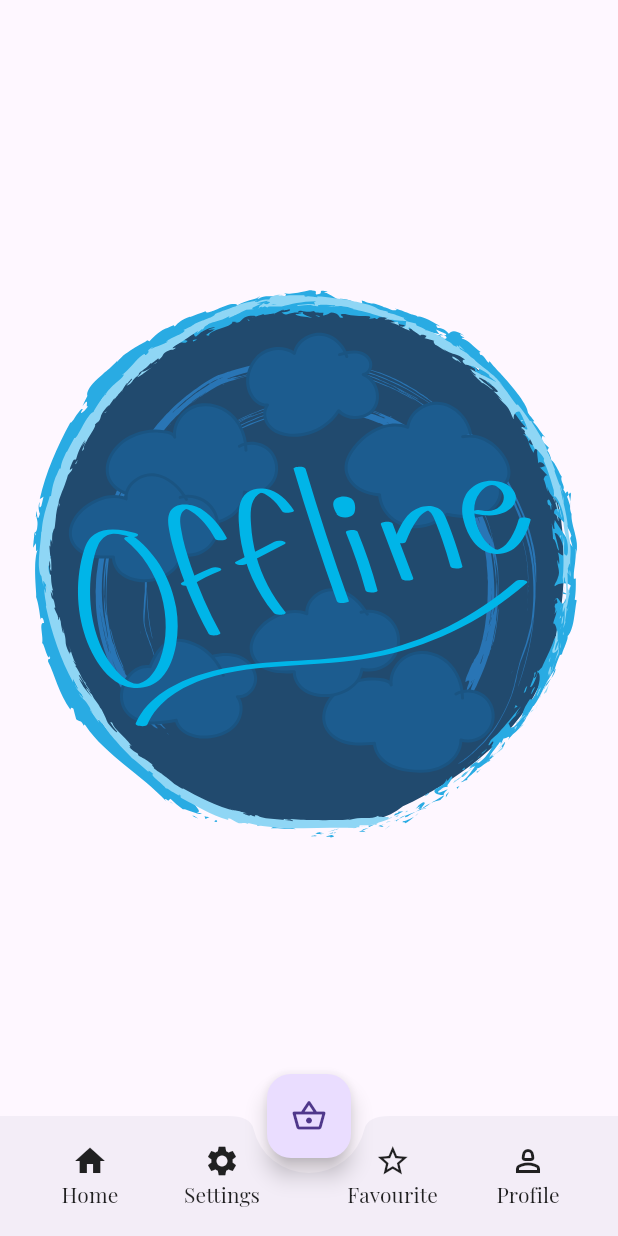
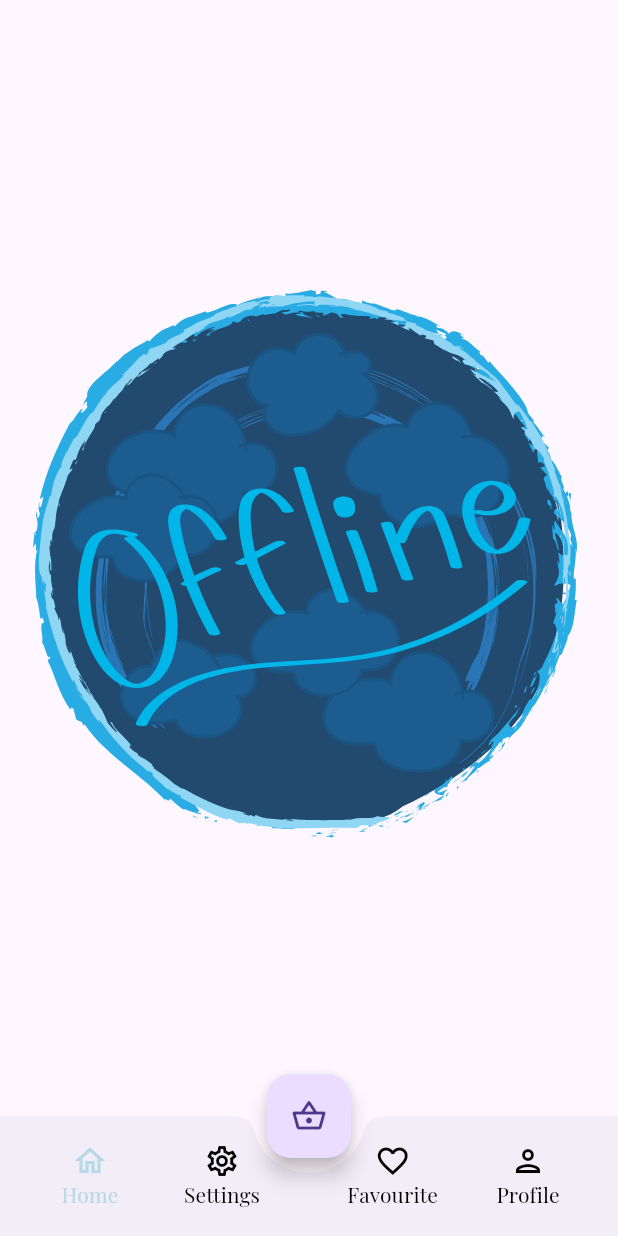
Before and after one commit to MosasaUnited/ecommerce, a Flutter app: the HomeScreen screen opened by its route, on a phone screen of 412 x 824 dp. Run offline on Flutter 3.47's test engine with Material 3 defaults, Android fonts, the phone set to English and light mode, and no system bars; our stand-ins replace dartz, firebase_core, firebase_messaging, flutter_otp_text_field, flutter_svg, get and 2 more; accounts and stored records are empty.

Commit message:
AddAppIcon&ChangingPrimaryColor

```diff
--- a/lib/core/class/crud.dart
+++ b/lib/core/class/crud.dart
@@ -8,10 +8,10 @@ import 'package:ecommerce/core/functions/check_internet.dart';
 import 'package:http/http.dart' as http;
 
 class Crud {
-  Future<Either<StatusRequest, Map>> postData(String linkurl, Map data) async {
+  Future<Either<StatusRequest, Map>> postData(String linkUrl, Map data) async {
     try {
       if (await checkInternet()) {
-        var response = await http.post(Uri.parse(linkurl), body: data);
+        var response = await http.post(Uri.parse(linkUrl), body: data);
 
         if (response.statusCode == 200 || response.statusCode == 201) {
           Map responseBody = jsonDecode(response.body);
--- a/lib/core/constant/color.dart
+++ b/lib/core/constant/color.dart
@@ -4,7 +4,7 @@ class AppColor {
   static const Color grey = Color(0xff676767);
   static const Color black = Color(0xff000000);
   static const Color backgroundColor = Color(0xffFFFFFF);
-  static const Color primaryColor = Color(0xffFFAF4E);
+  static const Color primaryColor = Color(0xffB7D9E8);
   static const Color secondColor = Color(0xffE55604);
   static const Color thirdColor = Color.fromARGB(255, 255, 179, 170);
 }
--- a/lib/view/screen/homescreen.dart
+++ b/lib/view/screen/homescreen.dart
@@ -1,4 +1,5 @@
 import 'package:ecommerce/controller/screencontroller.dart';
+import 'package:ecommerce/view/widget/home/custombuttonappbar.dart';
 import 'package:flutter/material.dart';
 import 'package:get/get.dart';
 
@@ -23,53 +24,39 @@ class HomeScreen extends StatelessWidget {
                 children: [
                   Row(
                     children: [
-                      MaterialButton(
+                      CustomButtonAppBar(
+                          textButton: 'Home',
+                          iconData: Icons.home_outlined,
                           onPressed: () {
                             controller.changePage(0);
                           },
-                        child: Column(
-                          mainAxisSize: MainAxisSize.min,
-                          children: [Icon(Icons.home), Text('Home')],
-                        ),
-                      ),
-                      MaterialButton(
+                          active: controller.currentPage == 0 ? true : false),
+                      CustomButtonAppBar(
+                          textButton: 'Settings',
+                          iconData: Icons.settings_outlined,
                           onPressed: () {
                             controller.changePage(1);
                           },
-                        child: Column(
-                          mainAxisSize: MainAxisSize.min,
-                          children: [Icon(Icons.settings), Text('Settings')],
-                        ),
-                      ),
+                          active: controller.currentPage == 1 ? true : false),
                     ],
                   ),
-                  Spacer(),
+                  const Spacer(),
                   Row(
                     children: [
-                      MaterialButton(
+                      CustomButtonAppBar(
+                          textButton: 'Favourite',
+                          iconData: Icons.favorite_outline_outlined,
                           onPressed: () {
                             controller.changePage(2);
                           },
-                        child: Column(
-                          mainAxisSize: MainAxisSize.min,
-                          children: [
-                            Icon(Icons.star_border_outlined),
-                            Text('Favourite')
-                          ],
-                        ),
-                      ),
-                      MaterialButton(
+                          active: controller.currentPage == 2 ? true : false),
+                      CustomButtonAppBar(
+                          textButton: 'Profile',
+                          iconData: Icons.person_outlined,
                           onPressed: () {
                             controller.changePage(3);
                           },
-                        child: Column(
-                          mainAxisSize: MainAxisSize.min,
-                          children: [
-                            Icon(Icons.person_2_outlined),
-                            Text('Profile')
-                          ],
-                        ),
-                      ),
+                          active: controller.currentPage == 3 ? true : false),
                     ],
                   ),
                 ],
--- a/lib/view/widget/home/custombuttonappbar.dart
+++ b/lib/view/widget/home/custombuttonappbar.dart
@@ -1,16 +1,17 @@
+import 'package:ecommerce/core/constant/color.dart';
 import 'package:flutter/material.dart';
 
 class CustomButtonAppBar extends StatelessWidget {
   final Function()? onPressed;
   final String textButton;
   final IconData iconData;
-  final Color colorItemSelected;
+  final bool active;
   const CustomButtonAppBar(
       {super.key,
       required this.textButton,
       required this.iconData,
       required this.onPressed,
-      required this.colorItemSelected});
+      required this.active});
 
   @override
   Widget build(BuildContext context) {
@@ -21,11 +22,12 @@ class CustomButtonAppBar extends StatelessWidget {
           children: [
             Icon(
               iconData,
-              color: colorItemSelected,
+              color: active == true ? AppColor.primaryColor : Colors.black,
             ),
             Text(
               textButton,
-              style: TextStyle(color: colorItemSelected),
+              style: TextStyle(
+                  color: active == true ? AppColor.primaryColor : Colors.black),
             )
           ],
         ));
```
Also changed, not shown: pubspec.yaml (+8 -0 lines), pubspec.lock, 1 other file. Lines whose indentation alone changed are shown as unchanged.
